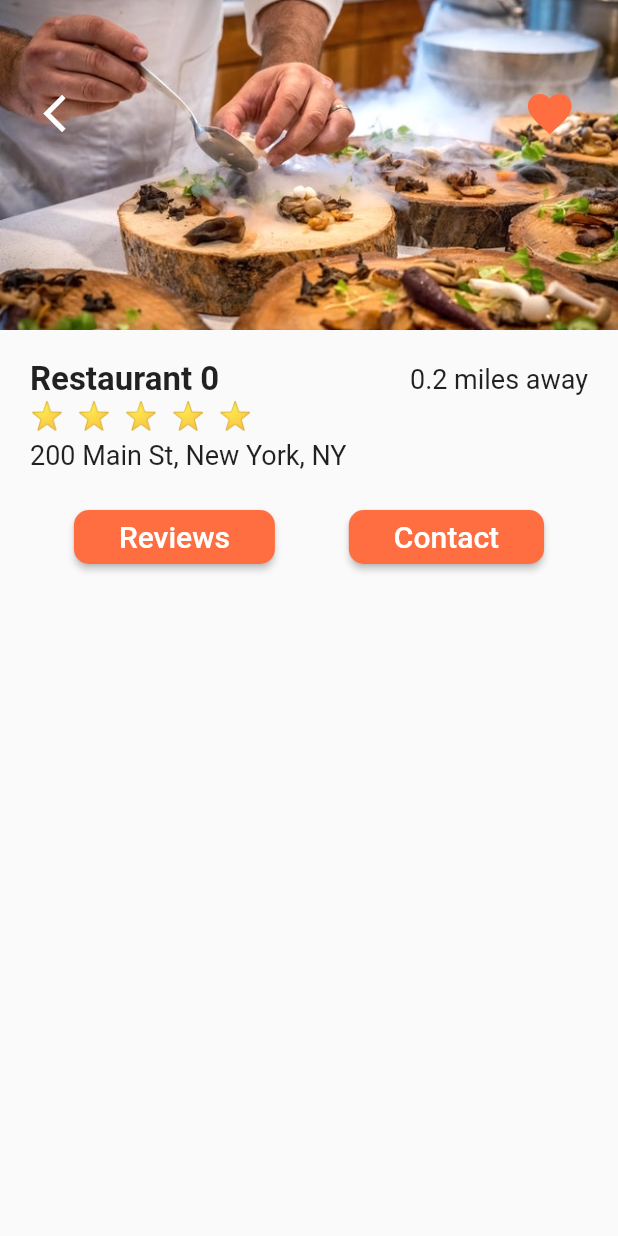
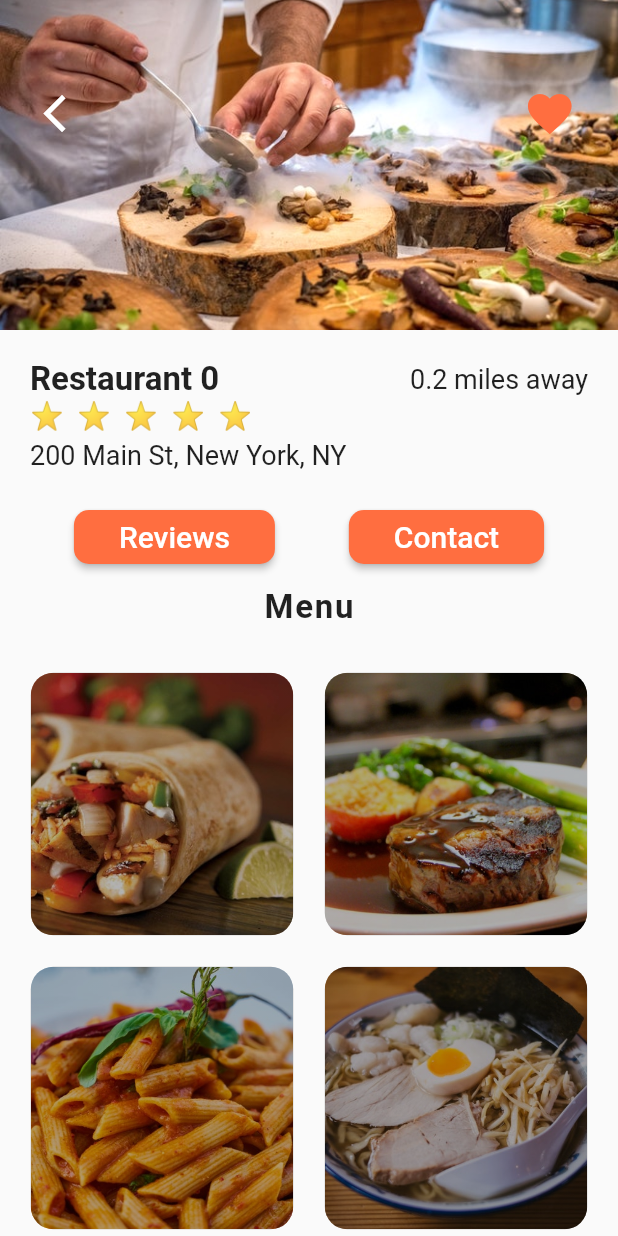
Before and after one commit to eRuaro/delivery_app, a Flutter app: the screen it shows after launch, after a tap on "Restaurant 0", on a phone screen of 412 x 824 dp. Run offline on Flutter 3.47's test engine with Material 2 defaults, Android fonts, the phone set to English and light mode, and no system bars.

```diff
--- a/lib/screens/home_screen.dart
+++ b/lib/screens/home_screen.dart
@@ -110,6 +110,7 @@ class _HomeScreenState extends State<HomeScreen> {
           icon: Icon(Icons.account_circle),
           iconSize: 30.0,
         ),
+        // similar to trailing
         actions: [
           TextButton(
             onPressed: () {},
--- a/lib/screens/restaurant_screen.dart
+++ b/lib/screens/restaurant_screen.dart
@@ -1,6 +1,7 @@
 import 'package:delivery_app/widgets/rating_stars.dart';
 import 'package:flutter/material.dart';
 import 'package:delivery_app/models/restaurant.dart';
+import 'package:delivery_app/models/food.dart';
 
 class RestaurantScreen extends StatefulWidget {
   final Restaurant restaurant;
@@ -11,6 +12,54 @@ class RestaurantScreen extends StatefulWidget {
 }
 
 class _RestaurantScreenState extends State<RestaurantScreen> {
+  _buildMenuItem(Food menuItem) {
+    return Center(
+      child: Stack(
+        children: [
+          Container(
+            height: 175,
+            width: 175,
+            decoration: BoxDecoration(
+              borderRadius: BorderRadius.circular(15),
+              image: DecorationImage(
+                image: AssetImage(
+                  menuItem.imageUrl,
+                ),
+                //Expand to full height of container
+                fit: BoxFit.cover,
+              ),
+            ),
+          ),
+          //Blackish Gradient
+          Container(
+            height: 175,
+            width: 175,
+            decoration: BoxDecoration(
+              borderRadius: BorderRadius.circular(15),
+              gradient: LinearGradient(
+                begin: Alignment.topRight,
+                end: Alignment.bottomLeft,
+                colors: [
+                  Colors.black.withOpacity(0.3),
+                  Colors.black87.withOpacity(0.3),
+                  Colors.black54.withOpacity(0.3),
+                  Colors.black38.withOpacity(0.3),
+                ],
+                //gradient positioning of colors
+                stops: [
+                  0.1,
+                  0.4,
+                  0.6,
+                  0.9,
+                ],
+              ),
+            ),
+          )
+        ],
+      ),
+    );
+  }
+
   @override
   Widget build(BuildContext context) {
     return Scaffold(
@@ -42,7 +91,7 @@ class _RestaurantScreenState extends State<RestaurantScreen> {
                   ),
                   IconButton(
                     color: Theme.of(context).primaryColor,
-                      onPressed: (){},
+                    onPressed: () {},
                     iconSize: 35.0,
                     icon: Icon(Icons.favorite),
                   ),
@@ -74,7 +123,9 @@ class _RestaurantScreenState extends State<RestaurantScreen> {
                   ),
                 ],
               ),
-                RatingStars(rating: widget.restaurant.rating,),
+              RatingStars(
+                rating: widget.restaurant.rating,
+              ),
               SizedBox(
                 height: 6.0,
               ),
@@ -91,8 +142,11 @@ class _RestaurantScreenState extends State<RestaurantScreen> {
           mainAxisAlignment: MainAxisAlignment.spaceEvenly,
           children: [
             MaterialButton(
-                onPressed: (){},
-                child: Text('Reviews', style: TextStyle(color: Colors.white, fontSize: 20.0),),
+              onPressed: () {},
+              child: Text(
+                'Reviews',
+                style: TextStyle(color: Colors.white, fontSize: 20.0),
+              ),
               color: Theme.of(context).primaryColor,
               padding: EdgeInsets.symmetric(horizontal: 30),
               shape: RoundedRectangleBorder(
@@ -100,8 +154,11 @@ class _RestaurantScreenState extends State<RestaurantScreen> {
               ),
             ),
             MaterialButton(
-                onPressed: (){},
-                child: Text('Contact', style: TextStyle(color: Colors.white, fontSize: 20.0),),
+              onPressed: () {},
+              child: Text(
+                'Contact',
+                style: TextStyle(color: Colors.white, fontSize: 20.0),
+              ),
               color: Theme.of(context).primaryColor,
               padding: EdgeInsets.symmetric(horizontal: 30),
               shape: RoundedRectangleBorder(
@@ -110,8 +167,38 @@ class _RestaurantScreenState extends State<RestaurantScreen> {
             ),
           ],
         ),
+        SizedBox(
+          height: 10,
+        ),
+        Center(
+          child: Text(
+            'Menu',
+            style: TextStyle(
+              fontSize: 22.0,
+              fontWeight: FontWeight.w600,
+              letterSpacing: 1.2,
+            ),
+          ),
+        ),
+        SizedBox(
+          height: 10,
+        ),
+        //Grid View
+        Expanded(
+          child: GridView.count(
+            //2x2 column
+            padding: EdgeInsets.all(10),
+            crossAxisCount: 2,
+            children: List.generate(
+              widget.restaurant.menu.length,
+              (index) {
+                Food food = widget.restaurant.menu[index];
+                return _buildMenuItem(food);
+              },
+            ),
+          ),
+        ),
       ],
-      )
-    );
+    ));
   }
 }
```
Lines whose indentation alone changed are shown as unchanged.
